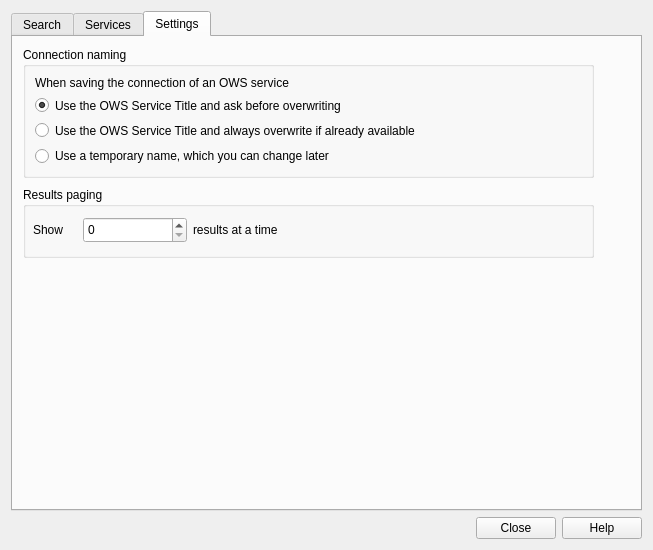
Before: the Qt Designer form plugin/MetaSearch/ui/maindialog.ui in nextgis/qgis_cswclient, drawn with Qt 5.
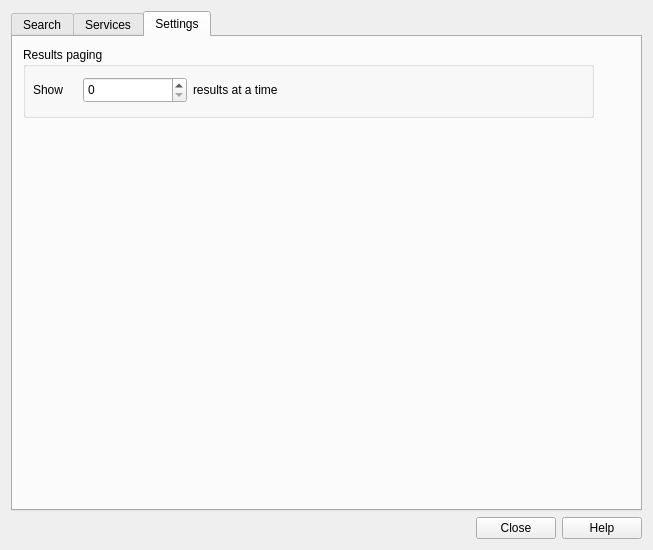
After: the same form once the commit is applied. The open tabs and pages were chosen to show the change.

Commit message: remove MetaSearch GetCapabilities checking.  As per http://lists.osgeo.org/pipermail/qgis-developer/2014-August/034415.html (fixes #65, fixes #64, fixes #23)

The edit to the form file:
```diff
--- a/plugin/MetaSearch/ui/maindialog.ui
+++ b/plugin/MetaSearch/ui/maindialog.ui
@@ -428,70 +428,11 @@
       <attribute name="title">
        <string>Settings</string>
       </attribute>
-      <widget class="QGroupBox" name="saveStrategyGroup">
-       <property name="geometry">
-        <rect>
-         <x>10</x>
-         <y>10</y>
-         <width>571</width>
-         <height>131</height>
-        </rect>
-       </property>
-       <property name="title">
-        <string>Connection naming</string>
-       </property>
-       <layout class="QVBoxLayout" name="verticalLayout_3">
-        <item>
-         <widget class="QLabel" name="lblSaveStrategy">
-          <property name="text">
-           <string>When saving the connection of an OWS service</string>
-          </property>
-         </widget>
-        </item>
-        <item>
-         <widget class="QRadioButton" name="radioTitleAsk">
-          <property name="text">
-           <string>Use the OWS Service Title and ask before overwriting</string>
-          </property>
-          <property name="checked">
-           <bool>true</bool>
-          </property>
-         </widget>
-        </item>
-        <item>
-         <widget class="QRadioButton" name="radioTitleNoAsk">
-          <property name="text">
-           <string>Use the OWS Service Title and always overwrite if already available</string>
-          </property>
-         </widget>
-        </item>
-        <item>
-         <widget class="QRadioButton" name="radioTempName">
-          <property name="text">
-           <string>Use a temporary name, which you can change later</string>
-          </property>
-         </widget>
-        </item>
-        <item>
-         <spacer name="verticalSpacer">
-          <property name="orientation">
-           <enum>Qt::Vertical</enum>
-          </property>
-          <property name="sizeHint" stdset="0">
-           <size>
-            <width>20</width>
-            <height>40</height>
-           </size>
-          </property>
-         </spacer>
-        </item>
-       </layout>
-      </widget>
       <widget class="QGroupBox" name="groupBox_3">
        <property name="geometry">
         <rect>
          <x>10</x>
-         <y>150</y>
+         <y>10</y>
          <width>571</width>
          <height>71</height>
         </rect>
```
The commit also changes 2 other files.
